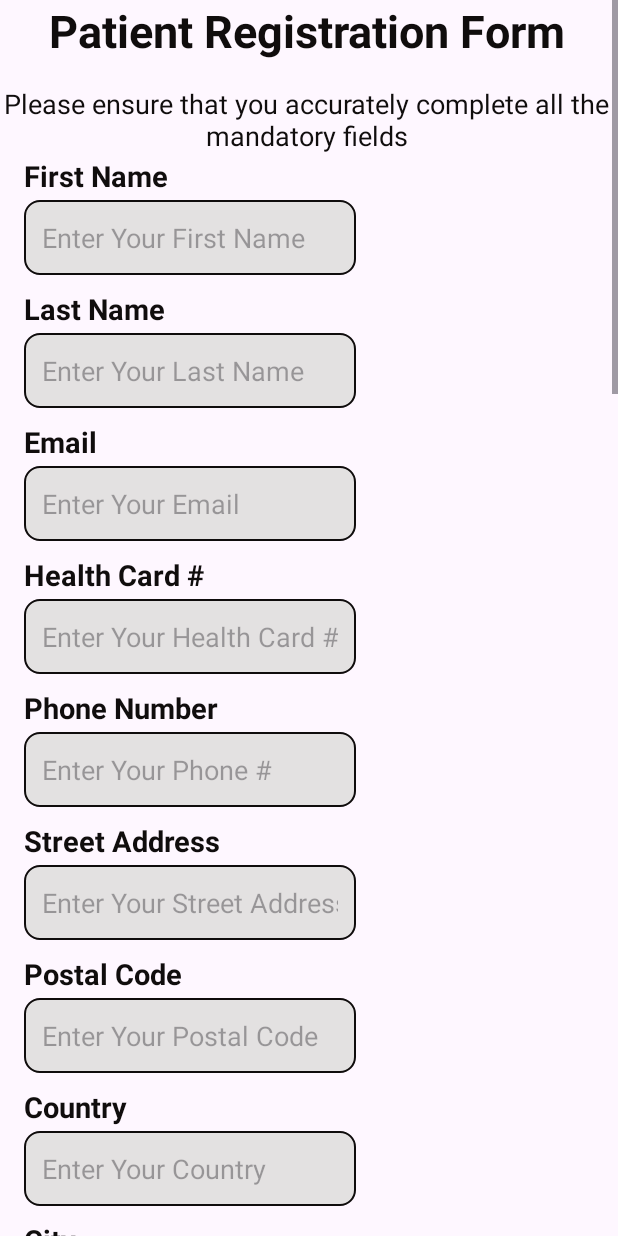
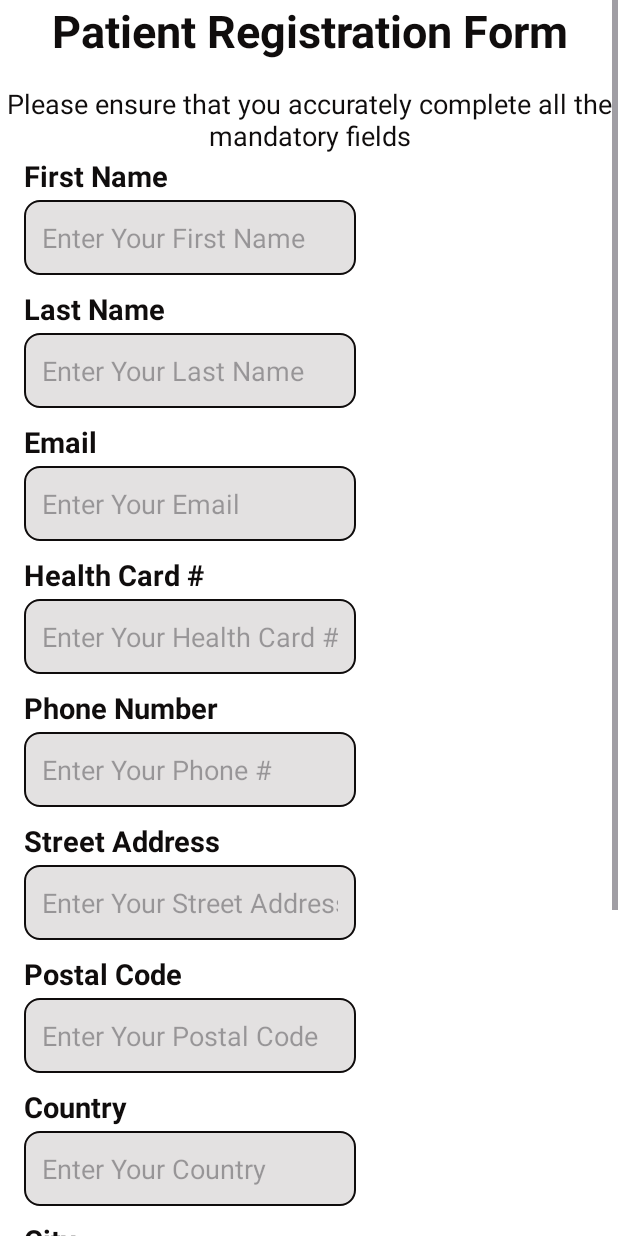
Before and after one commit to uOttawaSEGA2023/project-project-group-26, an Android app: the PatientRegistration screen opened directly, with no data from a screen before it, on a phone screen of 412 x 824 dp. Run offline under Robolectric (Android 15) with nearby library versions, the phone set to English and light mode, and no system bars; our stand-ins replace Firebase (no records; nobody signed in at launch, a user with empty details on screens opened directly).

Commit message:
Update activity_patientregistration.xml

```diff
--- a/app/src/main/res/layout/activity_patientregistration.xml
+++ b/app/src/main/res/layout/activity_patientregistration.xml
@@ -5,33 +5,26 @@
         xmlns:app="http://schemas.android.com/apk/res-auto"
         xmlns:tools="http://schemas.android.com/tools"
         android:id="@+id/scrollView2"
+
         android:layout_width="match_parent"
         android:layout_height="match_parent"
-        app:layout_constraintBottom_toBottomOf="parent"
-        app:layout_constraintEnd_toEndOf="parent"
-        app:layout_constraintHorizontal_bias="0.0"
-        app:layout_constraintStart_toStartOf="parent"
-        app:layout_constraintTop_toTopOf="parent"
-        app:layout_constraintVertical_bias="1.0"
-
-        >
+        android:fillViewport="true"
+        android:overScrollMode="never"
+        tools:layout_editor_absoluteX="0dp"
+        tools:layout_editor_absoluteY="0dp">
 
     <androidx.constraintlayout.widget.ConstraintLayout
         android:layout_width="match_parent"
         android:layout_height="wrap_content"
+        android:background="#FFFFFF"
+        android:orientation="vertical"
         tools:context=".MainActivity">
 
 
         <LinearLayout
             android:layout_width="match_parent"
             android:layout_height="match_parent"
-               android:layout_marginEnd="4dp"
-               android:layout_marginBottom="1464dp"
-               android:orientation="vertical"
-               app:layout_constraintBottom_toBottomOf="parent"
-               app:layout_constraintEnd_toEndOf="parent"
-               app:layout_constraintHorizontal_bias="1.0"
-               app:layout_constraintStart_toStartOf="parent">
+            android:orientation="vertical">
 
             <TextView
                 android:id="@+id/textView3"
@@ -332,9 +325,9 @@
                 android:id="@+id/textViewBack"
                 android:layout_width="74dp"
                 android:layout_height="wrap_content"
+                android:layout_marginLeft="46dp"
                 android:layout_marginEnd="8dp"
                 android:layout_marginBottom="16dp"
-                   android:layout_marginLeft="46dp"
                 android:text="Back"
                 android:textSize="20sp"
                 app:layout_constraintBottom_toBottomOf="parent"
```
Lines whose indentation alone changed are shown as unchanged.
